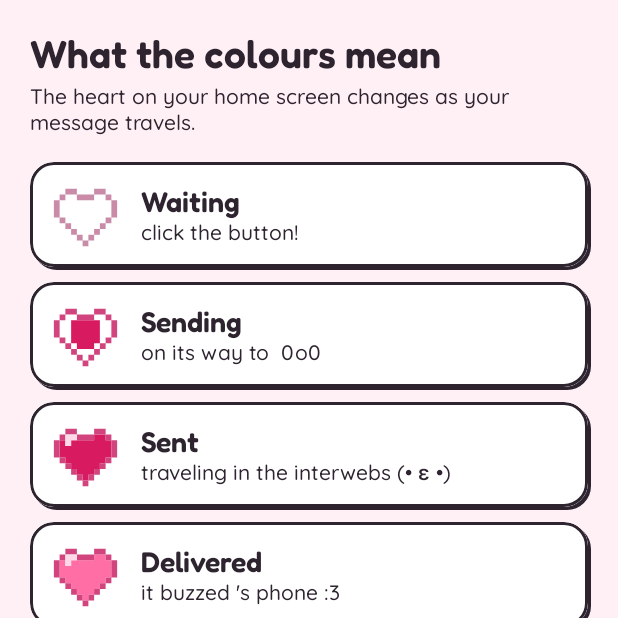
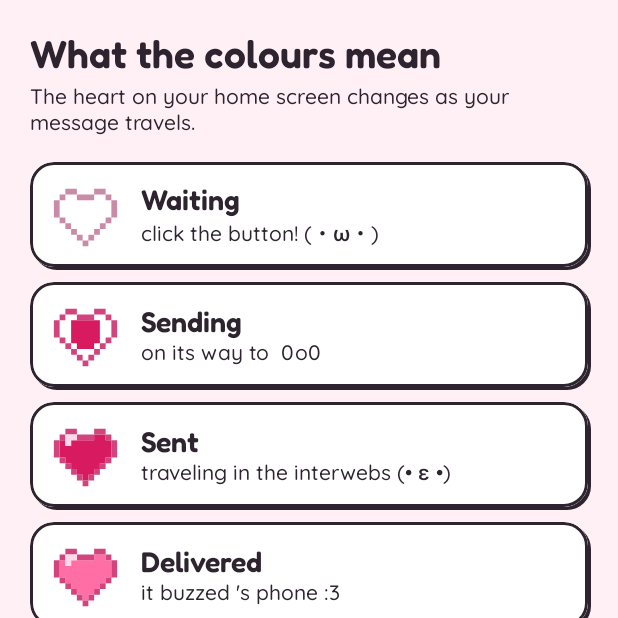
Before and after one commit to GOforce64/LovieApp, an Android app built with Jetpack Compose: the composable GuideScreen called with empty values, on a phone screen of 412 x 824 dp, the top half of it. Run offline under Robolectric (Android 15) with nearby library versions, the phone set to English and light mode, and no system bars.

Commit message:
feat(ui): part the state lines into words and a face, and give idle one
Co-Authored-By: Claude Opus 5 <noreply@anthropic.com>
Claude-Session: https://claude.ai/code/session_01VKeRrZ2WnG43VbfmJqLFWr

```diff
--- a/app/src/main/java/com/lovebutton/app/ui/StateCopy.kt
+++ b/app/src/main/java/com/lovebutton/app/ui/StateCopy.kt
@@ -10,14 +10,43 @@ import com.lovebutton.app.widget.WidgetState
  * guide read as an explanation of a different screen, so the plain set was
  * dropped and this is what both show. See the design doc, §5.
  */
-fun guideLine(state: WidgetState, partnerName: String): String = when (state) {
+fun guideWords(state: WidgetState, partnerName: String): String = when (state) {
     WidgetState.IDLE -> "click the button!"
-    WidgetState.SENDING -> "on its way to $partnerName 0o0"
-    WidgetState.SENT -> "traveling in the interwebs (• ε •)"
-    WidgetState.DELIVERED -> "it buzzed $partnerName's phone :3"
-    WidgetState.SEEN -> "$partnerName looked at it (>^o^)>"
-    WidgetState.FAILED -> "didn't get through （◞‸◟）"
+    WidgetState.SENDING -> "on its way to $partnerName"
+    WidgetState.SENT -> "traveling in the interwebs"
+    WidgetState.DELIVERED -> "it buzzed $partnerName's phone"
+    WidgetState.SEEN -> "$partnerName looked at it"
+    WidgetState.FAILED -> "didn't get through"
 }
+
+/**
+ * The face at the end of every line, kept separate so the focal area can move it.
+ *
+ * Idle has one where it used to have none. It is the state the screen rests in,
+ * so a face that only appeared once something was in flight would leave the app
+ * perfectly still exactly when a reader is asking themselves whether it works.
+ *
+ * Every state must have one — a blank here is a state that sits frozen, which
+ * `every state has a face to sway` in StateCopyTest exists to catch.
+ */
+fun guideFace(state: WidgetState): String = when (state) {
+    WidgetState.IDLE -> "(・ω・)"
+    WidgetState.SENDING -> "0o0"
+    WidgetState.SENT -> "(• ε •)"
+    WidgetState.DELIVERED -> ":3"
+    WidgetState.SEEN -> "(>^o^)>"
+    WidgetState.FAILED -> "（◞‸◟）"
+}
+
+/**
+ * The whole line, words then face.
+ *
+ * The guide renders this; the focal area renders the two halves separately so it
+ * can animate the face. Both must say the same thing, which
+ * `the line is its words and its face, in that order` pins.
+ */
+fun guideLine(state: WidgetState, partnerName: String): String =
+    "${guideWords(state, partnerName)} ${guideFace(state)}"
 
 /**
  * What the focal area says on a cold open, when nothing was just sent.
```
Also changed, not shown: 1 other file.
